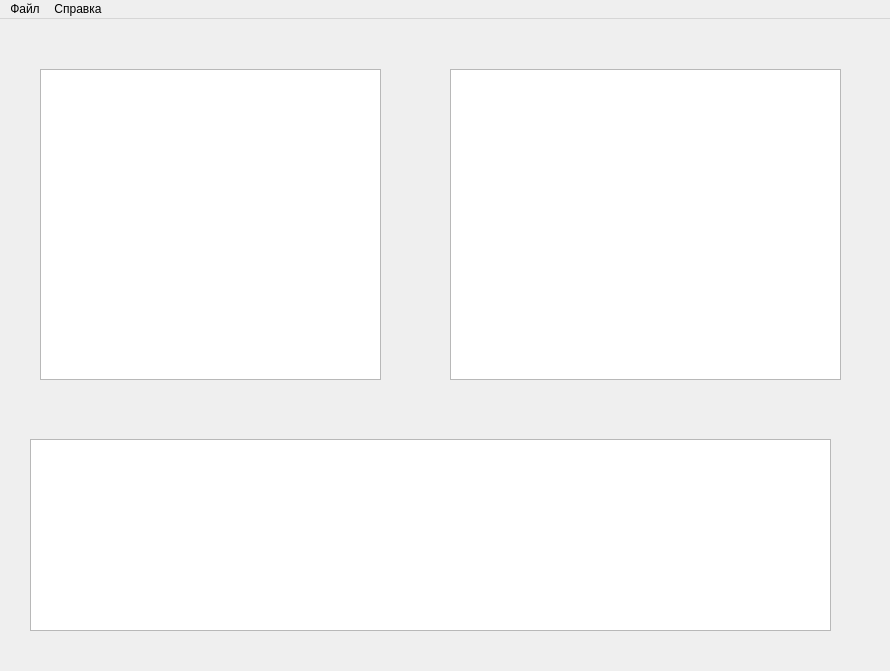
First picture: the form in mainwindow.ui, repository kartsevaleria/TinyBasicParser, before the edit.
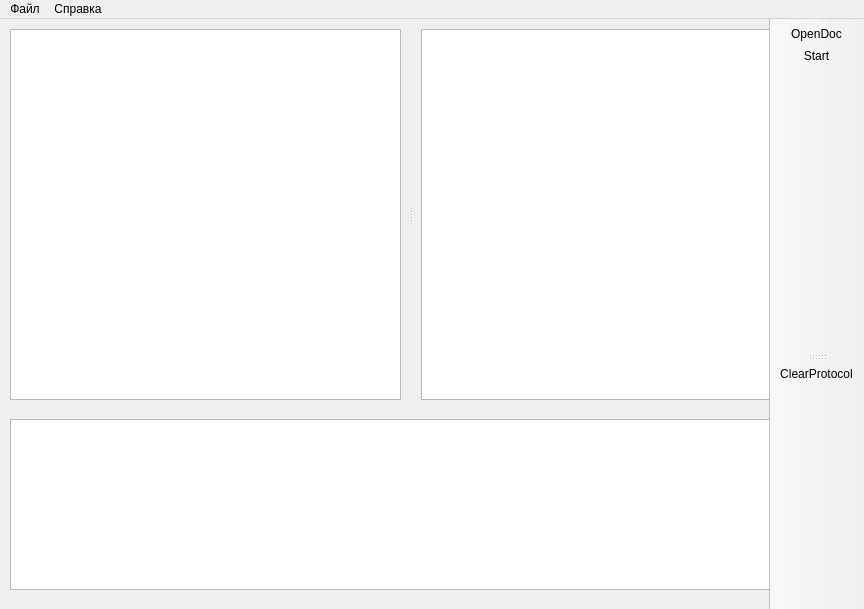
Second picture: the form after the edit. Icons and pictures are not drawn.

Commit message: update main form

What changed in the file:
```diff
--- a/mainwindow.ui
+++ b/mainwindow.ui
@@ -9,8 +9,8 @@
    <rect>
     <x>0</x>
     <y>0</y>
-    <width>890</width>
-    <height>671</height>
+    <width>864</width>
+    <height>609</height>
    </rect>
   </property>
   <property name="windowTitle">
@@ -23,10 +23,10 @@
     </property>
     <property name="geometry">
      <rect>
-      <x>30</x>
-      <y>420</y>
+      <x>10</x>
+      <y>400</y>
       <width>801</width>
-      <height>192</height>
+      <height>171</height>
      </rect>
     </property>
     <property name="sizePolicy">
@@ -36,89 +36,23 @@
      </sizepolicy>
     </property>
    </widget>
-   <widget class="QPushButton" name="ClearProtocolButton">
+   <widget class="QSplitter" name="splitter">
     <property name="geometry">
      <rect>
-      <x>780</x>
-      <y>380</y>
-      <width>51</width>
-      <height>41</height>
+      <x>10</x>
+      <y>10</y>
+      <width>801</width>
+      <height>371</height>
      </rect>
     </property>
-    <property name="styleSheet">
-     <string notr="true">QPushButton{border:none;background-color:rgba(255, 255, 255,0);}</string>
+    <property name="orientation">
+     <enum>Qt::Horizontal</enum>
     </property>
-    <property name="text">
-     <string/>
+    <property name="handleWidth">
+     <number>20</number>
     </property>
-    <property name="icon">
-     <iconset resource="resource.qrc">
-      <normaloff>:/resource/clear.png</normaloff>:/resource/clear.png</iconset>
-    </property>
-    <property name="iconSize">
-     <size>
-      <width>27</width>
-      <height>27</height>
-     </size>
-    </property>
-   </widget>
-   <widget class="QPushButton" name="StartButton">
-    <property name="enabled">
-     <bool>true</bool>
-    </property>
-    <property name="geometry">
-     <rect>
-      <x>390</x>
-      <y>160</y>
-      <width>54</width>
-      <height>51</height>
-     </rect>
-    </property>
-    <property name="sizePolicy">
-     <sizepolicy hsizetype="Preferred" vsizetype="Preferred">
-      <horstretch>0</horstretch>
-      <verstretch>0</verstretch>
-     </sizepolicy>
-    </property>
-    <property name="autoFillBackground">
-     <bool>false</bool>
-    </property>
-    <property name="styleSheet">
-     <string notr="true">QPushButton{border:none;background-color:rgba(255, 255, 255,0);}</string>
-    </property>
-    <property name="text">
-     <string/>
-    </property>
-    <property name="icon">
-     <iconset resource="resource.qrc">
-      <normaloff>:/resource/start.png</normaloff>:/resource/start.png</iconset>
-    </property>
-    <property name="iconSize">
-     <size>
-      <width>50</width>
-      <height>50</height>
-     </size>
-    </property>
-   </widget>
-   <widget class="QTextBrowser" name="BrowserOutputText">
-    <property name="geometry">
-     <rect>
-      <x>450</x>
-      <y>50</y>
-      <width>391</width>
-      <height>311</height>
-     </rect>
-    </property>
-   </widget>
-   <widget class="QTextBrowser" name="BrowserInputText">
-    <property name="geometry">
-     <rect>
-      <x>40</x>
-      <y>50</y>
-      <width>341</width>
-      <height>311</height>
-     </rect>
-    </property>
+    <widget class="QTextBrowser" name="BrowserInputText"/>
+    <widget class="QTextBrowser" name="BrowserOutputText"/>
    </widget>
   </widget>
   <widget class="QMenuBar" name="menubar">
@@ -126,8 +60,8 @@
     <rect>
      <x>0</x>
      <y>0</y>
-     <width>890</width>
-     <height>22</height>
+     <width>864</width>
+     <height>29</height>
     </rect>
    </property>
    <widget class="QMenu" name="menu">
@@ -152,6 +86,56 @@
    <addaction name="menu"/>
    <addaction name="menu_2"/>
   </widget>
+  <widget class="QToolBar" name="MainToolBar">
+   <property name="windowTitle">
+    <string>toolBar</string>
+   </property>
+   <property name="movable">
+    <bool>false</bool>
+   </property>
+   <property name="iconSize">
+    <size>
+     <width>24</width>
+     <height>32</height>
+    </size>
+   </property>
+   <property name="toolButtonStyle">
+    <enum>Qt::ToolButtonIconOnly</enum>
+   </property>
+   <attribute name="toolBarArea">
+    <enum>RightToolBarArea</enum>
+   </attribute>
+   <attribute name="toolBarBreak">
+    <bool>false</bool>
+   </attribute>
+   <addaction name="actionOpenDoc"/>
+   <addaction name="actionStart"/>
+   <addaction name="actionactionSeparator_1"/>
+   <addaction name="actionSeparator_2"/>
+   <addaction name="actionSeparator_3"/>
+   <addaction name="actionSeparator_4"/>
+   <addaction name="actionSeparator_5"/>
+   <addaction name="actionSeparator_6"/>
+   <addaction name="actionSeparator_7"/>
+  </widget>
+  <widget class="QToolBar" name="ProtocoltoolBar">
+   <property name="windowTitle">
+    <string>toolBar</string>
+   </property>
+   <property name="iconSize">
+    <size>
+     <width>24</width>
+     <height>32</height>
+    </size>
+   </property>
+   <attribute name="toolBarArea">
+    <enum>RightToolBarArea</enum>
+   </attribute>
+   <attribute name="toolBarBreak">
+    <bool>false</bool>
+   </attribute>
+   <addaction name="actionClearProtocol"/>
+  </widget>
   <action name="BrowseFile">
    <property name="text">
     <string>Открыть...</string>
@@ -167,6 +151,104 @@
     <string>О программе...</string>
    </property>
   </action>
+  <action name="actionStart">
+   <property name="checkable">
+    <bool>true</bool>
+   </property>
+   <property name="icon">
+    <iconset resource="resource.qrc">
+     <normaloff>:/resource/var-logic.png</normaloff>:/resource/var-logic.png</iconset>
+   </property>
+   <property name="text">
+    <string>Start</string>
+   </property>
+   <property name="toolTip">
+    <string>Запуск трансляции</string>
+   </property>
+  </action>
+  <action name="actionOpenDoc">
+   <property name="checkable">
+    <bool>true</bool>
+   </property>
+   <property name="icon">
+    <iconset resource="resource.qrc">
+     <normaloff>:/resource/open.png</normaloff>:/resource/open.png</iconset>
+   </property>
+   <property name="text">
+    <string>OpenDoc</string>
+   </property>
+   <property name="toolTip">
+    <string>Открыть исходный код</string>
+   </property>
+  </action>
+  <action name="actionactionSeparator_1">
+   <property name="enabled">
+    <bool>false</bool>
+   </property>
+   <property name="text">
+    <string/>
+   </property>
+  </action>
+  <action name="actionSeparator_2">
+   <property name="enabled">
+    <bool>false</bool>
+   </property>
+   <property name="text">
+    <string/>
+   </property>
+  </action>
+  <action name="actionSeparator_3">
+   <property name="enabled">
+    <bool>false</bool>
+   </property>
+   <property name="text">
+    <string/>
+   </property>
+  </action>
+  <action name="actionSeparator_4">
+   <property name="enabled">
+    <bool>false</bool>
+   </property>
+   <property name="text">
+    <string/>
+   </property>
+  </action>
+  <action name="actionSeparator_5">
+   <property name="enabled">
+    <bool>false</bool>
+   </property>
+   <property name="text">
+    <string/>
+   </property>
+  </action>
+  <action name="actionSeparator_6">
+   <property name="enabled">
+    <bool>true</bool>
+   </property>
+   <property name="text">
+    <string/>
+   </property>
+  </action>
+  <action name="actionClearProtocol">
+   <property name="icon">
+    <iconset resource="resource.qrc">
+     <normaloff>:/resource/clearSearch.png</normaloff>:/resource/clearSearch.png</iconset>
+   </property>
+   <property name="text">
+    <string>ClearProtocol</string>
+   </property>
+   <property name="toolTip">
+    <string>Очистить протокол</string>
+   </property>
+  </action>
+  <action name="actionSeparator_7">
+   <property name="enabled">
+    <bool>false</bool>
+   </property>
+   <property name="text">
+    <string/>
+   </property>
+  </action>
  </widget>
  <resources>
   <include location="resource.qrc"/>
```
The commit also changes 3 other files.
